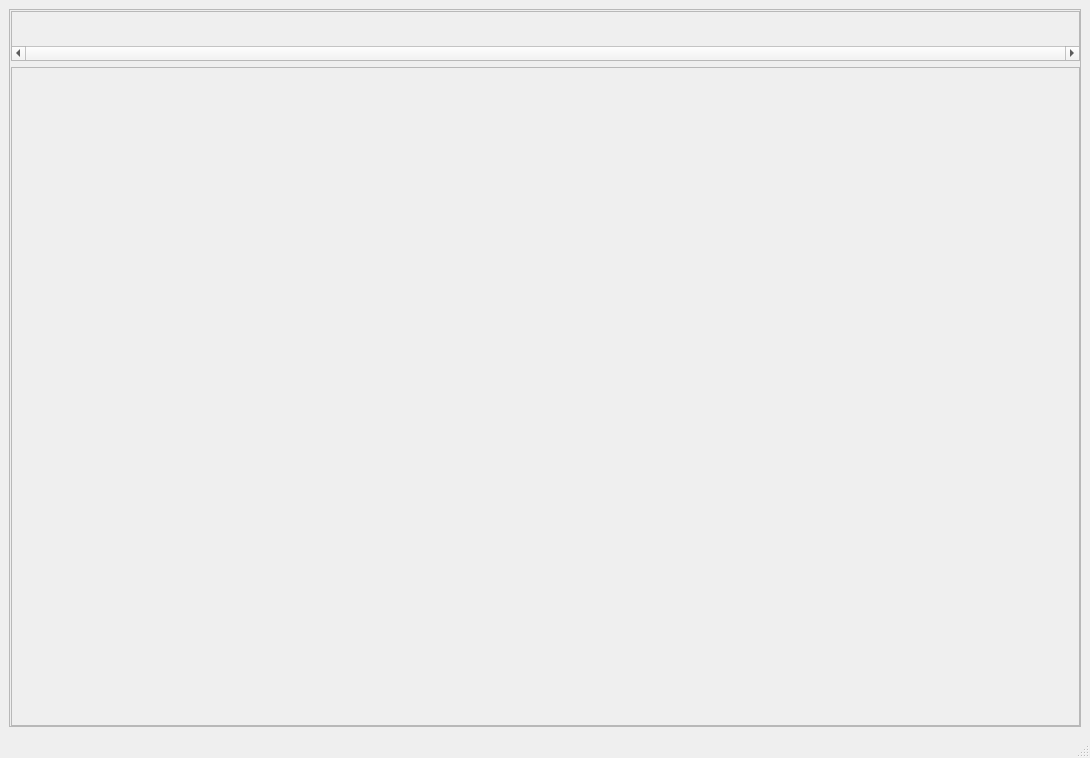
First picture: the form in builder/MainWindow.ui, repository lambertlb/CharacterManager, before the edit.
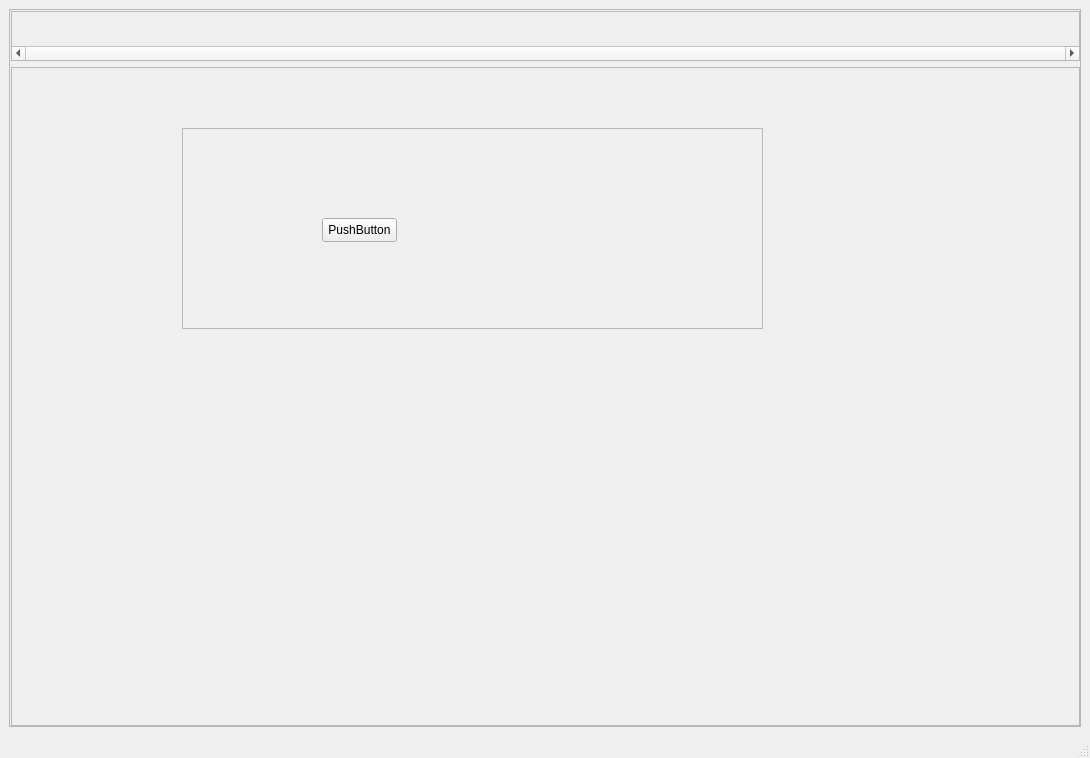
Second picture: the form after the edit.

The edit to the form file:
```diff
--- a/builder/MainWindow.ui
+++ b/builder/MainWindow.ui
@@ -116,6 +116,35 @@
             <height>353</height>
            </rect>
           </property>
+          <widget class="QFrame" name="frame_2">
+           <property name="geometry">
+            <rect>
+             <x>170</x>
+             <y>60</y>
+             <width>581</width>
+             <height>201</height>
+            </rect>
+           </property>
+           <property name="frameShape">
+            <enum>QFrame::StyledPanel</enum>
+           </property>
+           <property name="frameShadow">
+            <enum>QFrame::Raised</enum>
+           </property>
+           <widget class="QPushButton" name="pushButton">
+            <property name="geometry">
+             <rect>
+              <x>140</x>
+              <y>90</y>
+              <width>75</width>
+              <height>24</height>
+             </rect>
+            </property>
+            <property name="text">
+             <string>PushButton</string>
+            </property>
+           </widget>
+          </widget>
          </widget>
         </widget>
        </item>
```
